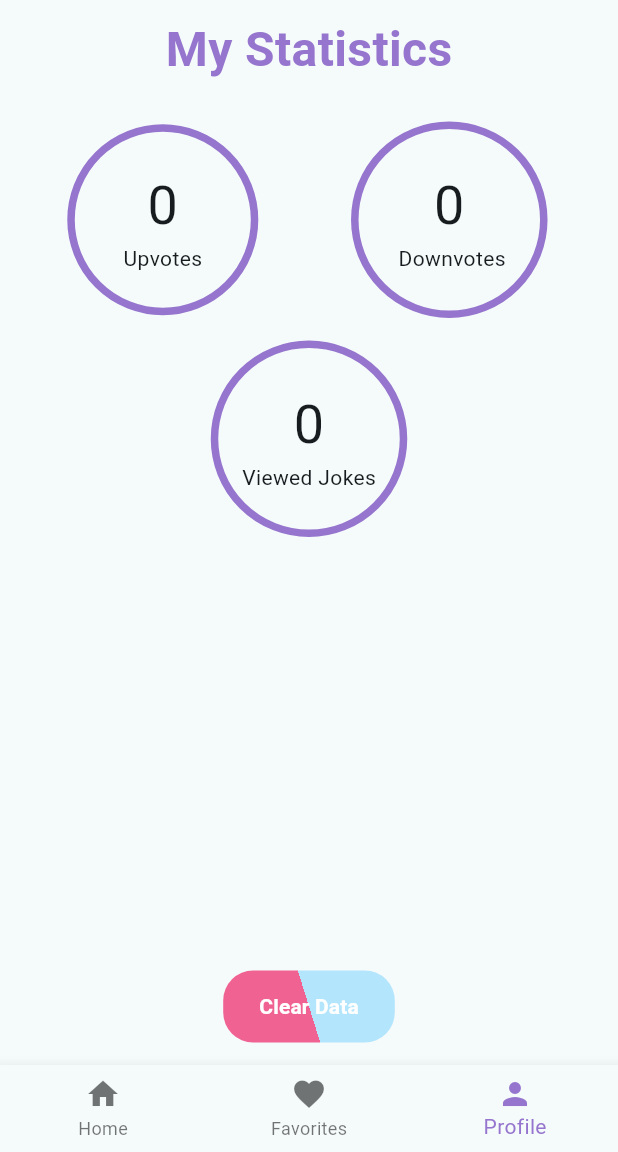
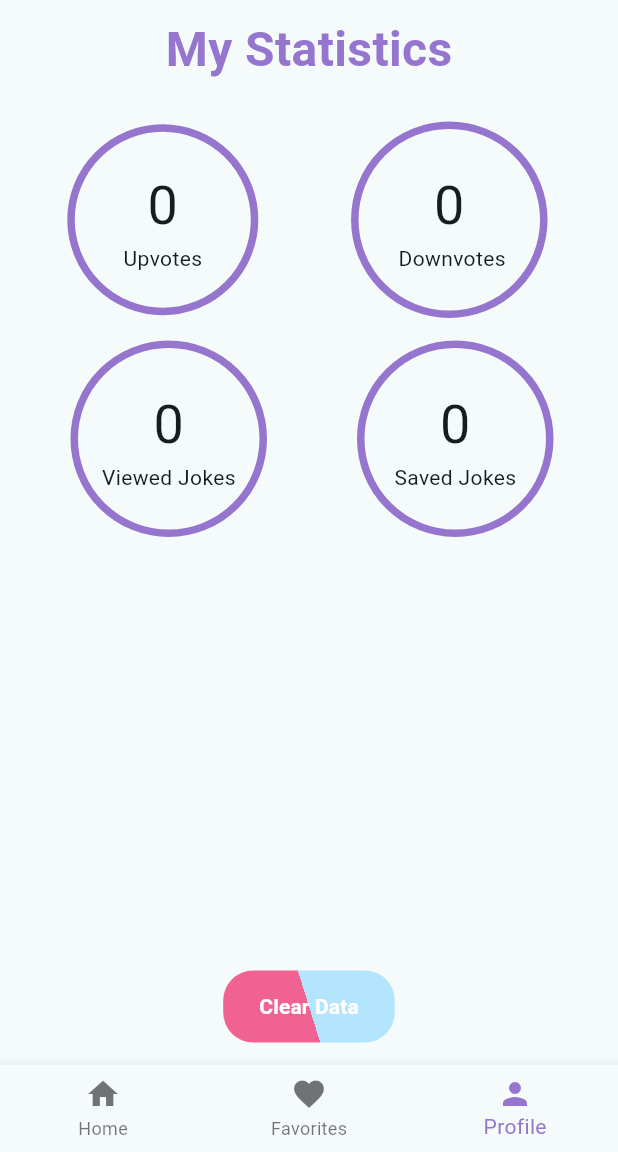
Before and after one commit to rayhaddad717/jokes_on_the_go, a Flutter app: the screen it shows after launch, item 3 of the bottom bar chosen, on a phone screen of 412 x 824 dp, the part 84-1236 px from its top. Run offline on Flutter 3.47's test engine with Material 3 defaults, Android fonts, the phone set to English and light mode, and no system bars; our stand-ins replace flutter_slidable, shared_preferences; network calls fail.

Commit message:
favorites screen and fav jokes statistics

```diff
--- a/lib/main.dart
+++ b/lib/main.dart
@@ -1,4 +1,5 @@
 import 'package:flutter/material.dart';
+import 'package:jokes_on_the_go/screens/favorite.dart';
 import 'package:jokes_on_the_go/screens/homescreen.dart';
 import 'package:jokes_on_the_go/screens/profile.dart';
 
@@ -34,7 +35,7 @@ class _MyHomePageState extends State<MyHomePage> {
 
   static final List<Widget> _widgetOptions = <Widget>[
     const HomeScreen(),
-    const Text("Favorite"),
+    const FavoritesScreen(),
     const ProfileScreen(),
   ];
 
--- a/lib/screens/profile.dart
+++ b/lib/screens/profile.dart
@@ -15,6 +15,7 @@ class _ProfileScreenState extends State<ProfileScreen> {
   int nbUpvotes = 0;
   int nbDownvotes = 0;
   int nbViewed = 0;
+  int nbSaved = 0;
 
   @override
   void initState() {
@@ -32,11 +33,14 @@ class _ProfileScreenState extends State<ProfileScreen> {
     await _statisticsManager.getStatistics(STATISTICS.UPVOTE);
     int? nbViewedResult =
     await _statisticsManager.getStatistics(STATISTICS.VIEWED_JOKES);
+    int? nbSavedResult =
+    await _statisticsManager.getStatistics(STATISTICS.SAVED_JOKES);
     if (mounted) {
       setState(() {
         if (nbDownvotesResult != null) nbDownvotes = nbDownvotesResult;
         if (nbUpvotesResult != null) nbUpvotes = nbUpvotesResult;
         if (nbViewedResult != null) nbViewed = nbViewedResult;
+        if (nbSavedResult != null) nbSaved = nbSavedResult;
       });
     }
   }
@@ -47,6 +51,7 @@ class _ProfileScreenState extends State<ProfileScreen> {
         nbUpvotes = 0;
         nbDownvotes = 0;
         nbViewed = 0;
+        nbSaved = 0;
       });
     }
     _statisticsManager.clearData();
@@ -125,6 +130,22 @@ class _ProfileScreenState extends State<ProfileScreen> {
                               const Text("Viewed Jokes")
                             ],
                           ))),
+                  Container(
+                      decoration: BoxDecoration(
+                          shape: BoxShape.circle,
+                          border:
+                          Border.all(color: Color(0xFF9575cd), width: 5)),
+                      child: Padding(
+                          padding: const EdgeInsets.all(25),
+                          child: Column(
+                            children: [
+                              Text(
+                                "$nbSaved",
+                                style: const TextStyle(fontSize: 36),
+                              ),
+                              const Text("Saved Jokes")
+                            ],
+                          ))),
                 ],
               ),
             ],
--- a/lib/services/api.dart
+++ b/lib/services/api.dart
@@ -1,5 +1,6 @@
 import 'dart:convert';
 import 'dart:math';
+
 import 'package:http/http.dart' as http;
 import 'package:jokes_on_the_go/services/storage.dart';
 import '../components/joke.dart';
--- a/lib/services/storage.dart
+++ b/lib/services/storage.dart
@@ -23,26 +23,40 @@ class ScoreManager {
   }
 }
 
-//this function is used to save favorite jokes to local storage
 class JokeManager {
   late SharedPreferences _prefs;
+  late StatisticsManager _statisticsManager;
 
   Future<void> init() async {
+    _statisticsManager = StatisticsManager();
+    await _statisticsManager.init();
     _prefs = await SharedPreferences.getInstance();
   }
 
   //this function is used to save a joke to our favorites
   void saveFavJokesToLocal(Joke joke) async {
-    //get all previously saved jokes
     List<Joke> fav_jokes = await fetchFavJokesFromLocal();
     var findJoke = fav_jokes.where((element) => element.id == joke.id).toList();
     if (findJoke.isNotEmpty) {
-      //joke already in favorites
       return;
-    }
+    } //joke already in favorites
     fav_jokes.add(joke);
     List<String> jsonJokes =
-        fav_jokes.map((joke) => jsonEncode(joke.toJson())).toList();
+    fav_jokes.map((joke) => jsonEncode(joke.toJson())).toList();
+    await _statisticsManager.setStatistics(
+        STATISTICS.SAVED_JOKES, fav_jokes.length);
+    _prefs.setStringList('fav_jokes', jsonJokes);
+  }
+
+  //this function is used to remove a joke from our favorites
+  void unsaveFavJokesFromLocal(Joke joke) async {
+    List<Joke> fav_jokes = await fetchFavJokesFromLocal();
+    var newFavJokes =
+    fav_jokes.where((element) => element.id != joke.id).toList();
+    List<String> jsonJokes =
+    newFavJokes.map((joke) => jsonEncode(joke.toJson())).toList();
+    await _statisticsManager.setStatistics(
+        STATISTICS.SAVED_JOKES, newFavJokes.length);
     _prefs.setStringList('fav_jokes', jsonJokes);
   }
 
@@ -63,7 +77,7 @@ class JokeManager {
   }
 }
 
-enum STATISTICS { UPVOTE, DOWNVOTE, VIEWED_JOKES }
+enum STATISTICS { UPVOTE, DOWNVOTE, VIEWED_JOKES, SAVED_JOKES }
 
 class StatisticsManager {
   late SharedPreferences _prefs;
@@ -80,14 +94,16 @@ class StatisticsManager {
         return "stat_downvotes";
       case STATISTICS.VIEWED_JOKES:
         return "stat_viewed";
+      case STATISTICS.SAVED_JOKES:
+        return "stat_saved";
     }
   }
 
   //get a presaved score
 
   Future<int?> getStatistics(
-    STATISTICS key,
-  ) async {
+      STATISTICS key,
+      ) async {
     String keyAccess = getKey(key);
     return _prefs.getInt(keyAccess);
   }
```
Also changed, not shown: lib/components/joke.dart (+16 -7 lines), lib/screens/favorite.dart (added, +119 -0 lines), lib/screens/homescreen.dart (+34 -8 lines). Lines whose indentation alone changed are shown as unchanged.
